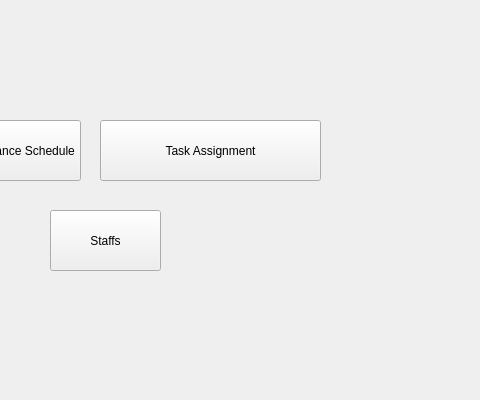
Before: the Qt Designer form mainwindow.ui in totargaming/AutomotiveRepairManagement, drawn with Qt 5; both pictures show x 320 to 800 and y 0 to 400 of the 800 by 600 pixel window.
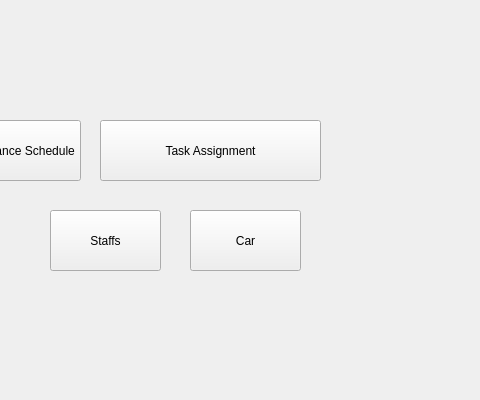
After: the same form once the commit is applied.

Commit message: init Car class

The edit to the form file:
```diff
--- a/mainwindow.ui
+++ b/mainwindow.ui
@@ -79,6 +79,19 @@
      <string>Staffs</string>
     </property>
    </widget>
+   <widget class="QPushButton" name="Car">
+    <property name="geometry">
+     <rect>
+      <x>510</x>
+      <y>210</y>
+      <width>111</width>
+      <height>61</height>
+     </rect>
+    </property>
+    <property name="text">
+     <string>Car</string>
+    </property>
+   </widget>
   </widget>
  </widget>
  <resources/>
```
The commit also changes 6 other files.
